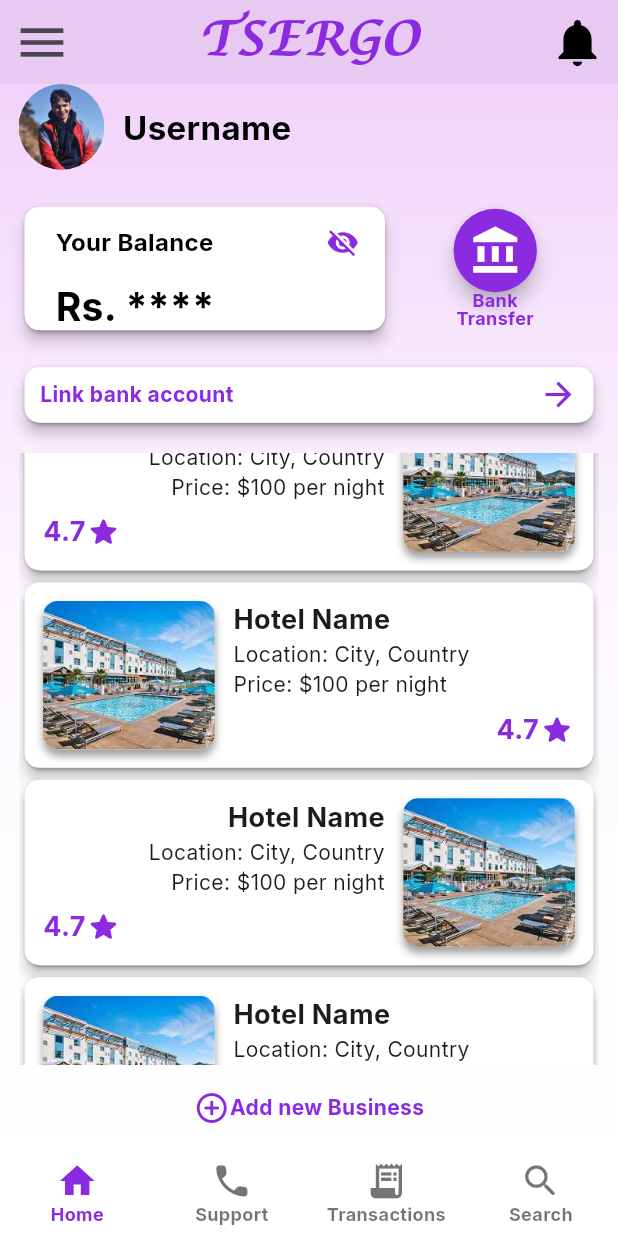
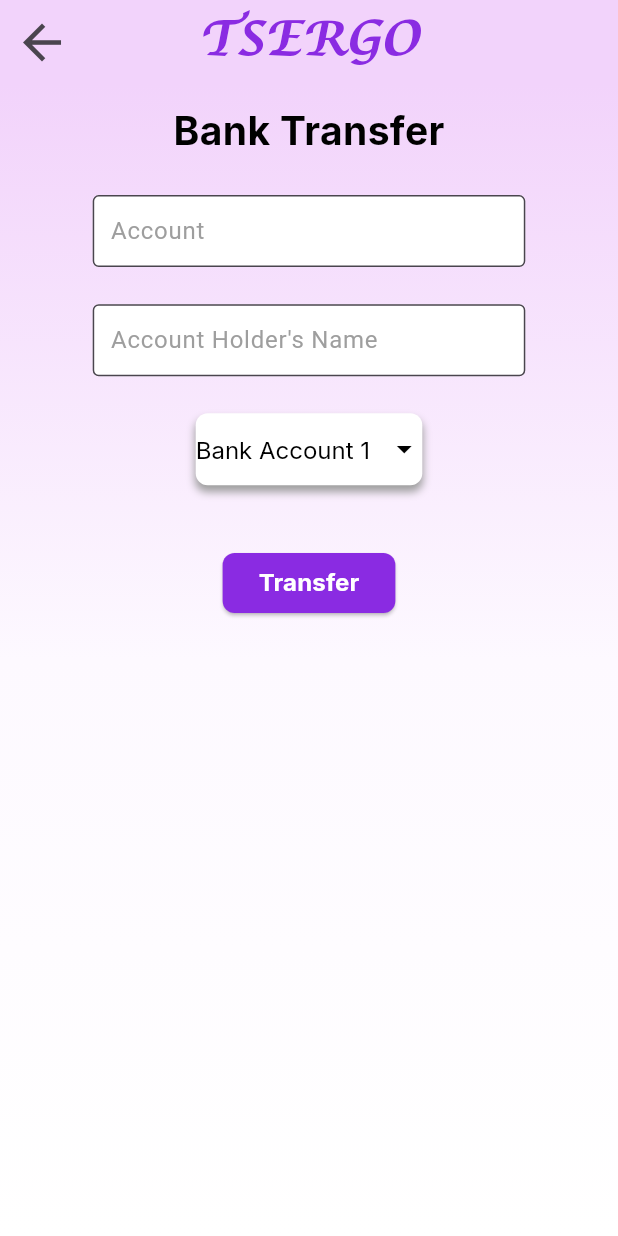
Before and after one commit to sakar111/tsergo, a Flutter app: the MainContentPage screen opened by its route, scrolled down 576 dp, after a tap on the "account balance" icon, on a phone screen of 412 x 824 dp. Run offline on Flutter 3.47's test engine with Material 2 defaults, Android fonts, the phone set to English and light mode, and no system bars; our stand-ins replace carousel_slider, dots_indicator, go_router, google_fonts.

Commit message:
link bank account and bank transfer page completed

```diff
--- a/lib/constants.dart
+++ b/lib/constants.dart
@@ -8,11 +8,17 @@ const List<String> transactionDaysOptions = [
   'Last 7 days',
   'Last 15 days',
   'Last 30 days',
-]; //5, 6, 7, 8, 9, 10, 11, 12, 13, 14, 15, 16, 17, 18, 19, 20]; // Customize these options
+];
 
-const List<String> businessType = [
+const List<String> businessCategory = [
   'Hotel',
   'Restaurant',
+];
+
+const List<String> bankAccountOptions = [
+  'Bank Account 1',
+  'Bank Account 2',
+  'Bank Account 3',
 ];
 
 TextStyle tsergo16Bold = GoogleFonts.inter(
@@ -21,10 +27,7 @@ TextStyle tsergo16Bold = GoogleFonts.inter(
   fontWeight: FontWeight.bold,
 );
 
-TextStyle tsergo16 = GoogleFonts.inter(
-  fontSize: 16.0,
-  color: Colors.black,
-);
+TextStyle tsergo14 = GoogleFonts.inter(fontSize: 14.0, color: Colors.black);
 
 TextStyle tsergo18Bold = GoogleFonts.inter(
   fontSize: 18.0,
--- a/lib/pages/add_edit_business_page.dart
+++ b/lib/pages/add_edit_business_page.dart
@@ -41,8 +41,10 @@ class AddEditBusiness extends StatelessWidget {
                       children: [
                         SizedBox(height: screenSize.height * 0.03),
                         const Align(
-                            alignment: Alignment.centerLeft,
-                            child: TsergoDropDownMenu(isBusinessNotDate: true)),
+                          alignment: Alignment.centerLeft,
+                          child: TsergoDropDownMenu(
+                              dropDownOptions: businessCategory),
+                        ),
                         SizedBox(height: screenSize.height * 0.03),
                         ListView.separated(
                           itemBuilder: (context, index) {
--- /dev/null
+++ b/lib/pages/bank_transfer_page.dart
@@ -0,0 +1,76 @@
+import 'package:flutter/material.dart';
+import 'package:google_fonts/google_fonts.dart';
+import 'package:tsergo/constants.dart';
+import 'package:tsergo/widgets/color_gradient.dart';
+import 'package:tsergo/widgets/dropdown_menu.dart';
+import 'package:tsergo/widgets/tsergo_appbar.dart';
+import 'package:tsergo/widgets/utils.dart';
+
+class BankTransferPage extends StatelessWidget {
+  static const List<Widget> _formFields = [
+    TextInputField(labeltext: 'Account'),
+    TextInputField(labeltext: 'Account Holder\'s Name'),
+  ];
+
+  const BankTransferPage({super.key});
+
+  @override
+  Widget build(BuildContext context) {
+    // get business details from database if isAddBusiness is false
+
+    final Size screenSize = MediaQuery.of(context).size;
+    return Scaffold(
+      appBar: const TsergoAppBar(isMainContentPage: false),
+      body: TsergoGradientContainer(
+        child: Container(
+          padding: EdgeInsets.all(screenSize.width * 0.03),
+          child: Column(
+            crossAxisAlignment: CrossAxisAlignment.center,
+            children: [
+              Text(
+                'Bank Transfer',
+                style: GoogleFonts.inter(
+                  fontSize: 26.0,
+                  color: Colors.black,
+                  fontWeight: FontWeight.bold,
+                ),
+              ),
+              Expanded(
+                child: SingleChildScrollView(
+                  child: Padding(
+                    padding: EdgeInsets.symmetric(
+                        horizontal: screenSize.width * 0.12),
+                    child: Column(
+                      children: [
+                        SizedBox(height: screenSize.height * 0.03),
+                        ListView.separated(
+                          itemBuilder: (context, index) {
+                            return _formFields[index];
+                          },
+                          separatorBuilder: (context, index) {
+                            return SizedBox(height: screenSize.height * 0.03);
+                          },
+                          itemCount: _formFields.length,
+                          shrinkWrap:
+                              true, // Add this line to make the ListView scrollable inside a Column
+                        ),
+                        SizedBox(height: screenSize.height * 0.03),
+                        const TsergoDropDownMenu(
+                            dropDownOptions: bankAccountOptions),
+                        SizedBox(height: screenSize.height * 0.05),
+                        TsergoButton(
+                          buttonName: 'Transfer',
+                          onPressed: () {},
+                        ),
+                      ],
+                    ),
+                  ),
+                ),
+              ),
+            ],
+          ),
+        ),
+      ),
+    );
+  }
+}
--- a/lib/pages/home_page/bank_transfer.dart
+++ b/lib/pages/home_page/bank_transfer.dart
@@ -1,4 +1,5 @@
 import 'package:flutter/material.dart';
+import 'package:go_router/go_router.dart';
 import 'package:google_fonts/google_fonts.dart';
 import 'package:tsergo/constants.dart';
 
@@ -18,7 +19,9 @@ class BankTransfer extends StatelessWidget {
           color: tsergoColor,
           shape: const CircleBorder(), // Set the shape to a circle
           child: InkWell(
-            onTap: () {},
+            onTap: () {
+              GoRouter.of(context).push('/bankTransfer');
+            },
             customBorder: const CircleBorder(),
             child: Padding(
               padding: EdgeInsets.all(screenSize.width * 0.025),
--- a/lib/pages/home_page/business_card.dart
+++ b/lib/pages/home_page/business_card.dart
@@ -36,18 +36,15 @@ Widget businessDescription(int index) {
       children: [
         Text(
           'Hotel Name',
-          style: GoogleFonts.inter(
-            fontSize: 18.0,
-            fontWeight: FontWeight.bold,
-          ),
+          style: tsergo14
         ),
         Text(
           'Location: City, Country',
-          style: GoogleFonts.inter(fontSize: 14.0),
+          style: tsergo14,
         ),
         Text(
           'Price: \$100 per night',
-          style: GoogleFonts.inter(fontSize: 14.0),
+          style: tsergo14
         ),
         const Spacer(),
         Row(
@@ -56,11 +53,7 @@ Widget businessDescription(int index) {
           children: [
             Text(
               '4.7',
-              style: GoogleFonts.inter(
-                color: tsergoColor,
-                fontSize: 18.0,
-                fontWeight: FontWeight.bold,
-              ),
+              style: tsergo18Bold
             ),
             const Icon(Icons.star_rounded, color: tsergoColor),
           ],
--- a/lib/pages/home_page/link_bank.dart
+++ b/lib/pages/home_page/link_bank.dart
@@ -1,6 +1,7 @@
 import 'package:flutter/material.dart';
 import 'package:google_fonts/google_fonts.dart';
 import 'package:tsergo/constants.dart';
+import 'package:go_router/go_router.dart';
 
 class TsergoLinkBankAccount extends StatelessWidget {
   const TsergoLinkBankAccount({super.key});
@@ -17,7 +18,9 @@ class TsergoLinkBankAccount extends StatelessWidget {
               10.0), // Adjust the radius for rounded edges
         ),
         child: InkWell(
-          onTap: () {},
+          onTap: () {
+            GoRouter.of(context).push('/linkBankAccount');
+          },
           child: SizedBox(
             height: screenSize.height * 36 / 800,
             child: Padding(
--- a/lib/pages/transaction_page/transaction_page.dart
+++ b/lib/pages/transaction_page/transaction_page.dart
@@ -37,7 +37,7 @@ class _TransactionsPageState extends State<TransactionsPage> {
             const Row(
               mainAxisAlignment: MainAxisAlignment.spaceBetween,
               children: [
-                TsergoDropDownMenu(isBusinessNotDate: false),
+                TsergoDropDownMenu(dropDownOptions: transactionDaysOptions),
                 Icon(
                   Icons.local_print_shop,
                   color: tsergoColor,
--- a/lib/routes/app_routes.dart
+++ b/lib/routes/app_routes.dart
@@ -1,6 +1,8 @@
 import 'package:go_router/go_router.dart';
 import 'package:tsergo/pages/add_edit_business_page.dart';
+import 'package:tsergo/pages/bank_transfer_page.dart';
 import 'package:tsergo/pages/business_details_page.dart';
+import 'package:tsergo/pages/link_bank_account_page.dart';
 import 'package:tsergo/pages/login_page.dart';
 import 'package:tsergo/pages/main_content_page.dart';
 import 'package:tsergo/pages/signUp_page/sign_up3.dart';
@@ -41,5 +43,11 @@ final GoRouter router = GoRouter(
     GoRoute(
         path: '/businessDetails',
         builder: (context, state) => const BusinessDetails()),
+    GoRoute(
+        path: '/linkBankAccount',
+        builder: (context, state) => const LinkBankAccount()),
+    GoRoute(
+        path: '/bankTransfer',
+        builder: (context, state) => const BankTransferPage()),
   ],
 );
--- a/lib/widgets/dropdown_menu.dart
+++ b/lib/widgets/dropdown_menu.dart
@@ -1,28 +1,20 @@
 import 'package:flutter/material.dart';
 import 'package:google_fonts/google_fonts.dart';
-import 'package:tsergo/constants.dart';
 
 class TsergoDropDownMenu extends StatefulWidget {
-  final bool isBusinessNotDate;
-
-  const TsergoDropDownMenu({super.key, this.isBusinessNotDate = true});
+  final List<String> dropDownOptions;
+  const TsergoDropDownMenu({super.key, this.dropDownOptions = const ['Null']});
 
   @override
   State<TsergoDropDownMenu> createState() => _TsergoDropDownMenuState();
 }
 
 class _TsergoDropDownMenuState extends State<TsergoDropDownMenu> {
-  late String _selectedValue;
-  late List<String> _dropDownOptions;
-
+  String _selectedValue = '';
   @override
   void initState() {
     super.initState();
-    _selectedValue =
-        widget.isBusinessNotDate ? businessType[0] : transactionDaysOptions[0];
-    _dropDownOptions = widget.isBusinessNotDate
-        ? businessType
-        : transactionDaysOptions; // Set the dropdown options
+    _selectedValue = widget.dropDownOptions[0];
   }
 
   @override
@@ -31,6 +23,7 @@ class _TsergoDropDownMenuState extends State<TsergoDropDownMenu> {
 
     return Container(
       width: screenSize.width * 132 / 360, // Set the desired width
+
       decoration: BoxDecoration(
         color: Colors.white, // Set the background color to white
         borderRadius: BorderRadius.circular(8.0), // Add some border radius
@@ -53,17 +46,19 @@ class _TsergoDropDownMenuState extends State<TsergoDropDownMenu> {
               _selectedValue = value!;
             });
           },
-          items: _dropDownOptions.map<DropdownMenuItem<String>>(
+          isExpanded: true,
+          items: widget.dropDownOptions.map<DropdownMenuItem<String>>(
             (String value) {
               return DropdownMenuItem<String>(
                 value: value,
                 child: Text(
                   value,
+                  // overflow: TextOverflow.ellipsis,
                   style: GoogleFonts.inter(fontSize: 16.0),
                 ),
               );
             },
-          ).toList(),
+          ).toList(growable: false),
         ),
       ),
     );
```
Also changed, not shown: lib/pages/business_details_page.dart (+6 -3 lines), lib/pages/link_bank_account_page.dart (added, +72 -0 lines).
